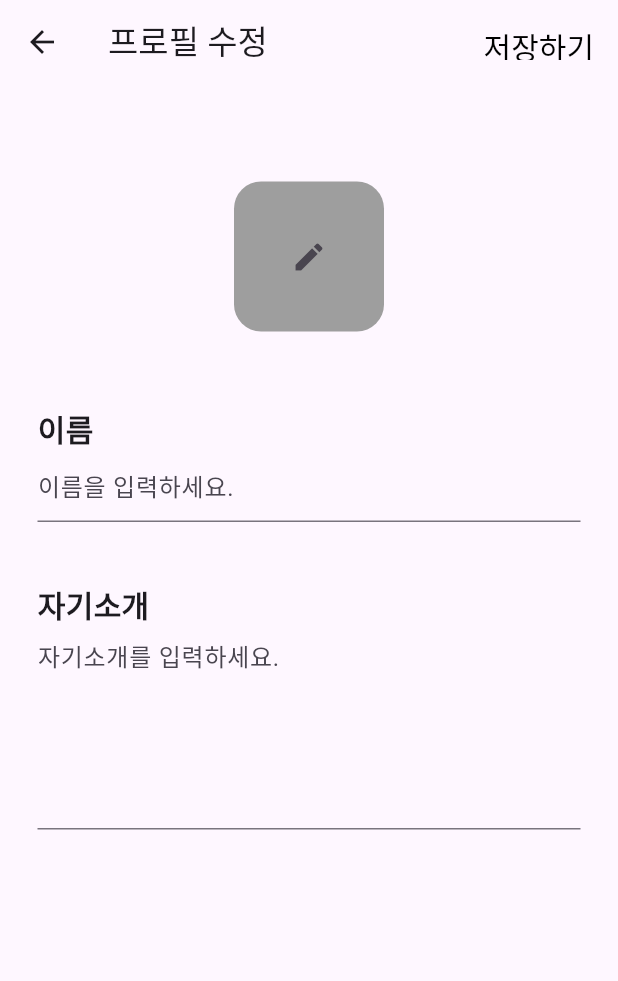
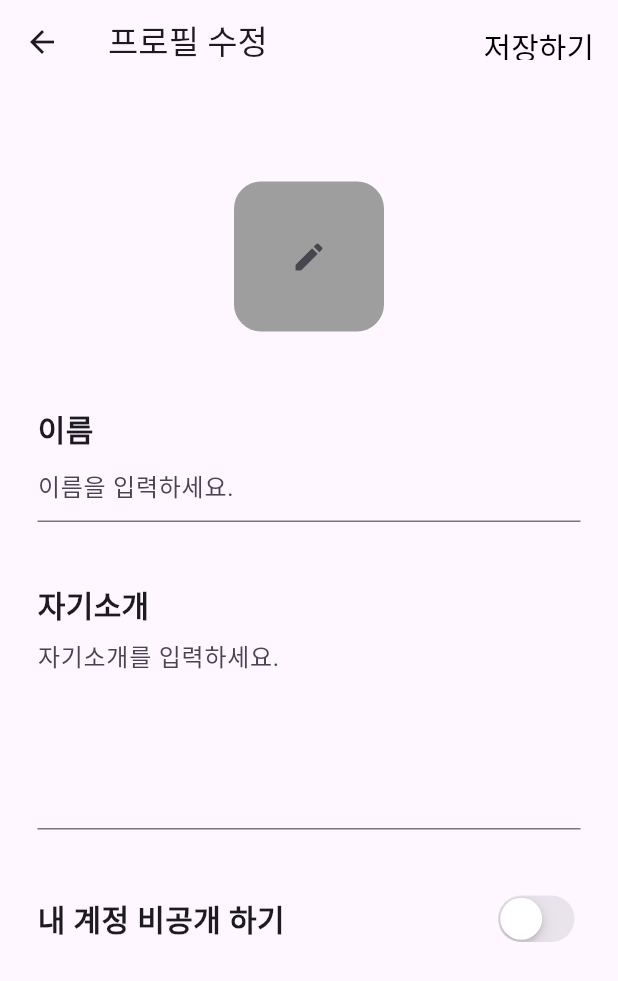
Before and after one commit to devkys/DiveToU, a Flutter app: the MyInfo screen opened directly, on a phone screen of 412 x 824 dp. Shown: the top 981 px of the screen. Run offline on Flutter 3.47's test engine with Material 3 defaults, Android fonts, the phone set to English and light mode, and no system bars; our stand-ins replace email_validator, flutter_secure_storage, fluttertoast, image_picker; accounts and stored records are empty; network calls fail.

Commit message:
cupertino switch

```diff
--- a/frontend/dream/lib/upd_myinfo.dart
+++ b/frontend/dream/lib/upd_myinfo.dart
@@ -1,5 +1,6 @@
-import 'dart:io';
+import 'dart:convert';
 
+import 'package:flutter/cupertino.dart';
 import 'package:flutter/material.dart';
 import 'package:flutter_secure_storage/flutter_secure_storage.dart';
 import 'package:image_picker/image_picker.dart';
@@ -17,6 +18,8 @@ class _MyInfoState extends State<MyInfo> {
   static final storage = new FlutterSecureStorage();
 
   late String? userInfo;
+
+  bool isChecked = false;
 
   @override
   void initState() {
@@ -44,19 +47,31 @@ class _MyInfoState extends State<MyInfo> {
     if (pickedFile != null) {
       setState(() {
         _image = XFile(pickedFile.path);
-        print(_image);
       });
     }
   }
 
   Future UserAvatar() async {
-    final user_image_uri =
+    Uri user_image_uri =
         Uri.http('localhost:3000', 'api/users/avatar', {'email': userInfo});
     try {
       var res = await http.get(
         user_image_uri,
         headers: {'Content-Type': 'application/json; charset-UTF-8'},
       );
+    } catch (e) {
+      print(e);
+    }
+  }
+
+  Future update(String user_name, String image_path) async {
+    final upd_userInfo_uri = Uri.parse('http://localhost:3000/api/user/upd');
+
+    try {
+      var res = await http.post(upd_userInfo_uri,
+          headers: {'Content-Tyep': 'application/json; charset=UTF-8'},
+          body: jsonEncode(
+              {'user_name': user_name, 'img_path': image_path})); //post
     } catch (e) {
       print(e);
     }
@@ -131,7 +146,27 @@ class _MyInfoState extends State<MyInfo> {
                 maxLines: 5,
                 keyboardType: TextInputType.multiline,
                 decoration: InputDecoration(hintText: "자기소개를 입력하세요."),
-              )
+              ),
+              SizedBox(height: 40),
+              Align(
+                alignment: Alignment.topLeft,
+                // child: Text('내 계정 비공개하기', style: TextStyle(fontSize: 20, fontWeight: FontWeight.bold)),
+                child: Row(
+                  mainAxisAlignment: MainAxisAlignment.spaceBetween,
+                  children: [
+                  Text('내 계정 비공개 하기', style: TextStyle(fontSize: 20, fontWeight: FontWeight.bold)),
+                  CupertinoSwitch(
+                    value: isChecked,
+                    onChanged: (value) {
+                      setState(() {
+                        isChecked = !isChecked;
+                      });
+                    },
+                    activeColor: CupertinoColors.activeBlue,
+                  )
+                ]),
+              ),
+
               // Align(
               //     alignment: Alignment.topLeft,
               //     child: Text('비밀번호',
```
